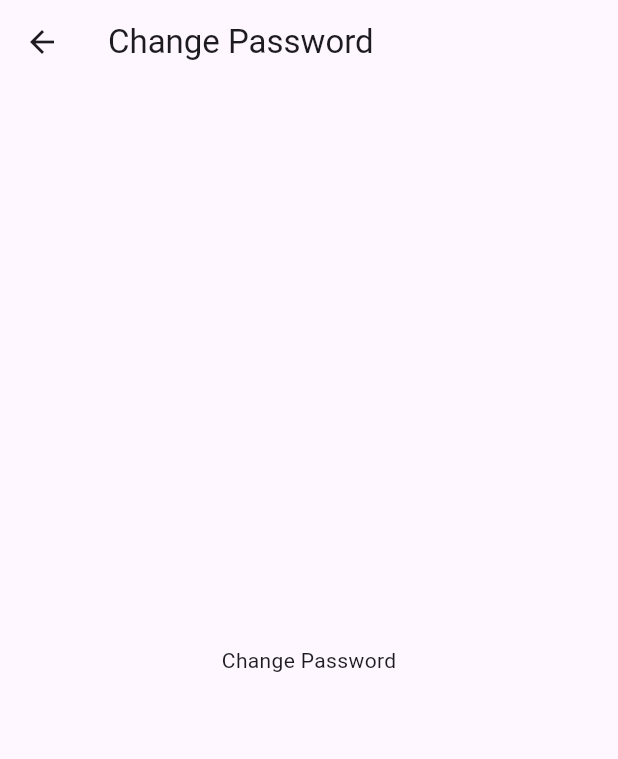
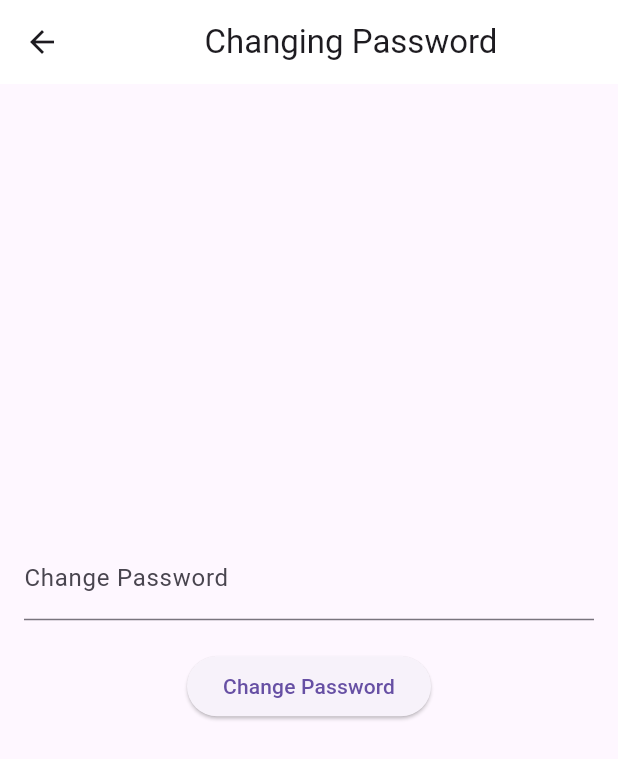
Before and after one commit to UNO-CSCI4830/GlucoGuide, a Flutter app: the ChangePasswordPage screen opened directly, on a phone screen of 412 x 824 dp. Shown: the top 759 px of the screen. Run offline on Flutter 3.47's test engine with Material 3 defaults, Android fonts, the phone set to English and light mode, and no system bars; our stand-ins replace firebase_auth, firebase_core; accounts and stored records are empty.

Commit message:
Front-end of create password page

```diff
--- a/glucoguide/lib/screens/app_settings/ChangePasswordPage.dart
+++ b/glucoguide/lib/screens/app_settings/ChangePasswordPage.dart
@@ -1,19 +1,79 @@
+import 'package:firebase_auth/firebase_auth.dart';
 import 'package:flutter/material.dart';
 
-class ChangePasswordPage extends StatelessWidget {
+class ChangePasswordPage extends StatefulWidget {
   const ChangePasswordPage({super.key});
+
+  @override
+  State<ChangePasswordPage> createState() => _ChangePasswordPageState();
+}
+
+class _ChangePasswordPageState extends State<ChangePasswordPage> {
+  final _passwordController = TextEditingController();
+
+  final FirebaseAuth _auth = FirebaseAuth.instance;
+
+  String _status = ''; // Status message to display registration result
 
   @override
   Widget build(BuildContext context) {
     return Scaffold(
-      appBar: AppBar(
-        title: const Text('Change Password'),
-      ),
+        appBar: AppBar(
+          title: Center(child: const Text('Changing Password')),
+          backgroundColor: Colors.white,
+        ),
+        body: Padding(
+          padding: const EdgeInsets.all(16.0),
+          child: Column(
+            mainAxisAlignment: MainAxisAlignment.center,
+            children: [
+              TextField(
+                controller: _passwordController,
+                decoration: const InputDecoration(labelText: "Change Password"),
+                obscureText: true,
+              ),
+              const SizedBox(height: 20),
+              ElevatedButton(
+                  onPressed: () => _confirmPasswordChange(context),
+                  child: const Text('Change Password')),
+              const SizedBox(height: 20),
+              Text(_status),
+            ],
+          ),
+        ));
+  }
 
-      // Account Settings page
-      body: Center(
-        child: const Text('Change Password'),
-      ),
+  void _confirmPasswordChange(BuildContext context) {
+    showDialog(
+      context: context,
+      builder: (BuildContext context) {
+        return AlertDialog(
+          title: Text('Confirm Password Change'),
+          content: Text('Are you sure you want to change your password?'),
+          actions: <Widget>[
+            TextButton(
+              onPressed: () {
+                print('No button pressed');
+                Navigator.of(context).pop();
+              },
+              child: Text('No'),
+            ),
+            TextButton(
+              onPressed: () {
+                _changePassword;
+                // child:
+                const Text('Button yes');
+                Navigator.of(context).pop();
+              },
+              child: Text('Yes'),
+            ),
+          ],
+        );
+      },
     );
   }
+
+  Future<void> _changePassword(String code, String newPassword) async {
+    // This will change the password through an email to the users account
+  }
 }
```
